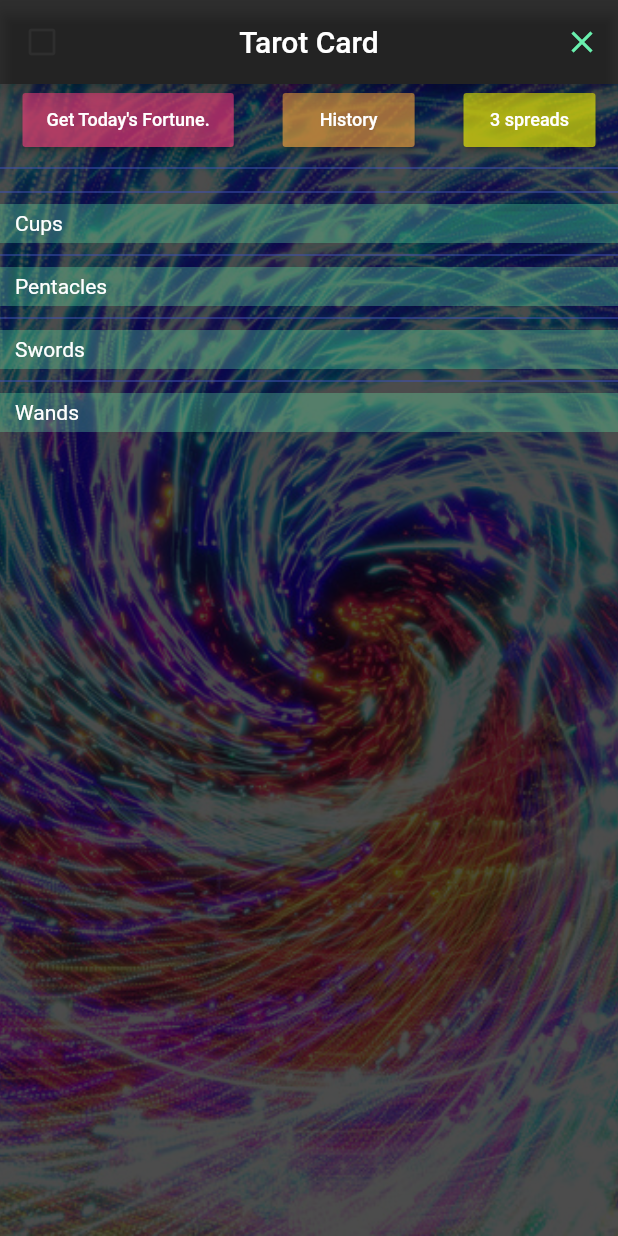
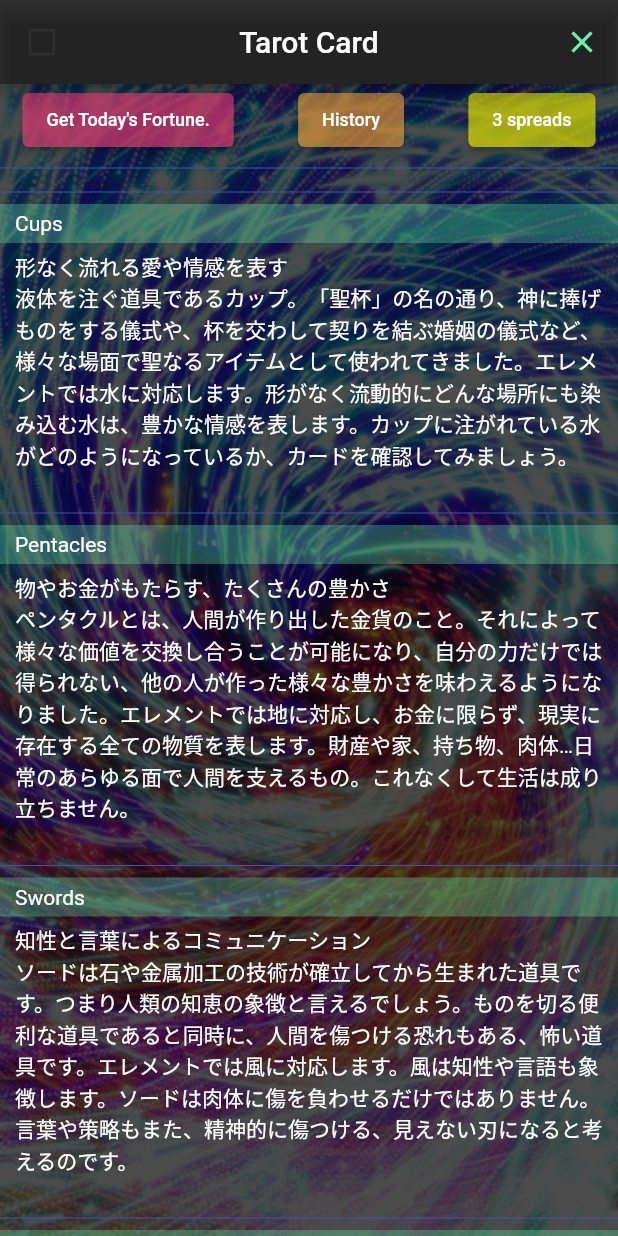
Before and after one commit to hidechy/flutter-tarot, a Flutter app: the TarotMainScreen screen opened directly, on a phone screen of 412 x 824 dp. Run offline on Flutter 3.47's test engine with Material 2 defaults, Android fonts, the light colour scheme and no system bars; network calls fail.

Commit message:
refactoring 20220122

```diff
--- a/lib/screens/TarotMainScreen.dart
+++ b/lib/screens/TarotMainScreen.dart
@@ -20,15 +20,13 @@ class TarotMainScreen extends StatefulWidget {
 class _TarotMainScreenState extends State<TarotMainScreen> {
   Utility _utility = Utility();
 
-  List<Map<dynamic, dynamic>> _tarot_cups = List();
-  List<Map<dynamic, dynamic>> _tarot_wands = List();
-  List<Map<dynamic, dynamic>> _tarot_pentacles = List();
-  List<Map<dynamic, dynamic>> _tarot_swords = List();
-  List<Map<dynamic, dynamic>> _tarot_bigs = List();
+  List<Map<dynamic, dynamic>> _tarotCups = [];
+  List<Map<dynamic, dynamic>> _tarotWands = [];
+  List<Map<dynamic, dynamic>> _tarotPentacles = [];
+  List<Map<dynamic, dynamic>> _tarotSwords = [];
+  List<Map<dynamic, dynamic>> _tarotBigs = [];
 
-  /**
-   * 初期動作
-   */
+  /// 初期動作
   @override
   void initState() {
     super.initState();
@@ -36,9 +34,7 @@ class _TarotMainScreenState extends State<TarotMainScreen> {
     _makeDefaultDisplayData();
   }
 
-  /**
-   * 初期データ作成
-   */
+  /// 初期データ作成
   void _makeDefaultDisplayData() async {
     //------------------------// cups
     String url = "http://toyohide.work/BrainLog/api/tarotcategory";
@@ -50,12 +46,12 @@ class _TarotMainScreenState extends State<TarotMainScreen> {
       Map data = jsonDecode(response.body);
 
       for (var i1 = 0; i1 < data['data'].length; i1++) {
-        var ex_data1 = (data['data'][i1]).split(':');
+        var exData1 = (data['data'][i1]).split(':');
 
         Map _map1 = Map();
-        _map1['id'] = ex_data1[0];
-        _map1['name'] = ex_data1[1];
-        _tarot_cups.add(_map1);
+        _map1['id'] = exData1[0];
+        _map1['name'] = exData1[1];
+        _tarotCups.add(_map1);
       }
     }
     //------------------------// cups
@@ -70,12 +66,12 @@ class _TarotMainScreenState extends State<TarotMainScreen> {
       Map data2 = jsonDecode(response2.body);
 
       for (var i2 = 0; i2 < data2['data'].length; i2++) {
-        var ex_data2 = (data2['data'][i2]).split(':');
+        var exData2 = (data2['data'][i2]).split(':');
 
         Map _map2 = Map();
-        _map2['id'] = ex_data2[0];
-        _map2['name'] = ex_data2[1];
-        _tarot_wands.add(_map2);
+        _map2['id'] = exData2[0];
+        _map2['name'] = exData2[1];
+        _tarotWands.add(_map2);
       }
     }
     //------------------------// wands
@@ -90,12 +86,12 @@ class _TarotMainScreenState extends State<TarotMainScreen> {
       Map data3 = jsonDecode(response3.body);
 
       for (var i3 = 0; i3 < data3['data'].length; i3++) {
-        var ex_data3 = (data3['data'][i3]).split(':');
+        var exData3 = (data3['data'][i3]).split(':');
 
         Map _map3 = Map();
-        _map3['id'] = ex_data3[0];
-        _map3['name'] = ex_data3[1];
-        _tarot_pentacles.add(_map3);
+        _map3['id'] = exData3[0];
+        _map3['name'] = exData3[1];
+        _tarotPentacles.add(_map3);
       }
     }
     //------------------------// pentacles
@@ -110,12 +106,12 @@ class _TarotMainScreenState extends State<TarotMainScreen> {
       Map data4 = jsonDecode(response4.body);
 
       for (var i4 = 0; i4 < data4['data'].length; i4++) {
-        var ex_data4 = (data4['data'][i4]).split(':');
+        var exData4 = (data4['data'][i4]).split(':');
 
         Map _map4 = Map();
-        _map4['id'] = ex_data4[0];
-        _map4['name'] = ex_data4[1];
-        _tarot_swords.add(_map4);
+        _map4['id'] = exData4[0];
+        _map4['name'] = exData4[1];
+        _tarotSwords.add(_map4);
       }
     }
     //------------------------// swords
@@ -130,12 +126,12 @@ class _TarotMainScreenState extends State<TarotMainScreen> {
       Map data5 = jsonDecode(response5.body);
 
       for (var i5 = 0; i5 < data5['data'].length; i5++) {
-        var ex_data5 = (data5['data'][i5]).split(':');
+        var exData5 = (data5['data'][i5]).split(':');
 
         Map _map5 = Map();
-        _map5['id'] = ex_data5[0];
-        _map5['name'] = ex_data5[1];
-        _tarot_bigs.add(_map5);
+        _map5['id'] = exData5[0];
+        _map5['name'] = exData5[1];
+        _tarotBigs.add(_map5);
       }
     }
     //------------------------// swords
@@ -143,9 +139,7 @@ class _TarotMainScreenState extends State<TarotMainScreen> {
     setState(() {});
   }
 
-  /**
-   *
-   */
+  ///
   @override
   Widget build(BuildContext context) {
     Size size = MediaQuery.of(context).size;
@@ -184,35 +178,41 @@ class _TarotMainScreenState extends State<TarotMainScreen> {
                   children: <Widget>[
                     Container(
                       padding: EdgeInsets.only(left: 15),
-                      child: RaisedButton(
+                      child: ElevatedButton(
+                        onPressed: () => _goDrawTarotScreen(),
                         child: Text(
                           'Get Today\'s Fortune.',
                           style: TextStyle(fontSize: 12),
                         ),
-                        color: Colors.pinkAccent.withOpacity(0.6),
-                        onPressed: () => _goDrawTarotScreen(),
+                        style: ElevatedButton.styleFrom(
+                          primary: Colors.pinkAccent.withOpacity(0.6),
+                        ),
                       ),
                     ),
                     Container(
-                      child: RaisedButton(
+                      child: ElevatedButton(
+                        onPressed: () => _goDrawTarotHistoryScreen(),
                         child: Text(
                           'History',
                           style: TextStyle(fontSize: 12),
                         ),
-                        color: Colors.orangeAccent.withOpacity(0.6),
-                        onPressed: () => _goDrawTarotHistoryScreen(),
+                        style: ElevatedButton.styleFrom(
+                          primary: Colors.orangeAccent.withOpacity(0.6),
+                        ),
                       ),
                     ),
                     Container(
                       alignment: Alignment.topLeft,
                       padding: EdgeInsets.only(right: 15),
-                      child: RaisedButton(
+                      child: ElevatedButton(
+                        onPressed: () => _goTarot3SpreadScreen(),
                         child: Text(
                           '3 spreads',
                           style: TextStyle(fontSize: 12),
                         ),
-                        color: Colors.yellowAccent.withOpacity(0.6),
-                        onPressed: () => _goTarot3SpreadScreen(),
+                        style: ElevatedButton.styleFrom(
+                          primary: Colors.yellowAccent.withOpacity(0.6),
+                        ),
                       ),
                     ),
                   ],
@@ -238,31 +238,29 @@ class _TarotMainScreenState extends State<TarotMainScreen> {
     );
   }
 
-  /**
-   *
-   */
+  ///
   Widget _dispCards({String category}) {
-    List<Widget> _list = List();
+    List<Widget> _list = [];
 
     Size size = MediaQuery.of(context).size;
 
-    List<Map> data = List();
+    List<Map> data = [];
     int devide = 4;
     switch (category) {
       case "Cups":
-        data = _tarot_cups;
+        data = _tarotCups;
         break;
       case "Pentacles":
-        data = _tarot_pentacles;
+        data = _tarotPentacles;
         break;
       case "Swords":
-        data = _tarot_swords;
+        data = _tarotSwords;
         break;
       case "Wands":
-        data = _tarot_wands;
+        data = _tarotWands;
         break;
       default:
-        data = _tarot_bigs;
+        data = _tarotBigs;
         devide = 2;
         break;
     }
@@ -272,13 +270,15 @@ class _TarotMainScreenState extends State<TarotMainScreen> {
         Container(
           width: (size.width / devide) - 10,
           padding: EdgeInsets.symmetric(horizontal: 5),
-          child: RaisedButton(
-            color: Colors.blueAccent.withOpacity(0.6),
+          child: ElevatedButton(
+            onPressed: () => _goTarotDetailScreen(id: data[i]['id']),
             child: Text(
               '${data[i]['name']}',
               style: TextStyle(fontSize: 10),
             ),
-            onPressed: () => _goTarotDetailScreen(id: data[i]['id']),
+            style: ElevatedButton.styleFrom(
+              primary: Colors.blueAccent.withOpacity(0.6),
+            ),
           ),
         ),
       );
@@ -292,8 +292,11 @@ class _TarotMainScreenState extends State<TarotMainScreen> {
                 decoration:
                     BoxDecoration(color: Colors.greenAccent.withOpacity(0.3)),
                 padding: EdgeInsets.only(left: 10, top: 5, bottom: 5),
-                child: Text('${category}'),
+                child: Text(category),
               )
+            : Container(),
+        (category != "")
+            ? _dispCategoryExplanation(category: category)
             : Container(),
         Wrap(
           children: _list,
@@ -302,9 +305,46 @@ class _TarotMainScreenState extends State<TarotMainScreen> {
     );
   }
 
-  /**
-   *
-   */
+  ///
+  Widget _dispCategoryExplanation({String category}) {
+    var _cateMsg1 = "";
+    var _cateMsg2 = "";
+    switch (category) {
+      case "Cups":
+        _cateMsg1 = "形なく流れる愛や情感を表す";
+        _cateMsg2 =
+            "液体を注ぐ道具であるカップ。「聖杯」の名の通り、神に捧げものをする儀式や、杯を交わして契りを結ぶ婚姻の儀式など、様々な場面で聖なるアイテムとして使われてきました。エレメントでは水に対応します。形がなく流動的にどんな場所にも染み込む水は、豊かな情感を表します。カップに注がれている水がどのようになっているか、カードを確認してみましょう。";
+        break;
+      case "Pentacles":
+        _cateMsg1 = "物やお金がもたらす、たくさんの豊かさ";
+        _cateMsg2 =
+            "ペンタクルとは、人間が作り出した金貨のこと。それによって様々な価値を交換し合うことが可能になり、自分の力だけでは得られない、他の人が作った様々な豊かさを味わえるようになりました。エレメントでは地に対応し、お金に限らず、現実に存在する全ての物質を表します。財産や家、持ち物、肉体…日常のあらゆる面で人間を支えるもの。これなくして生活は成り立ちません。";
+        break;
+      case "Swords":
+        _cateMsg1 = "知性と言葉によるコミュニケーション";
+        _cateMsg2 =
+            "ソードは石や金属加工の技術が確立してから生まれた道具です。つまり人類の知恵の象徴と言えるでしょう。ものを切る便利な道具であると同時に、人間を傷つける恐れもある、怖い道具です。エレメントでは風に対応します。風は知性や言語も象徴します。ソードは肉体に傷を負わせるだけではありません。言葉や策略もまた、精神的に傷つける、見えない刃になると考えるのです。";
+        break;
+      case "Wands":
+        _cateMsg1 = "人間の生命力と行動力、生きる力を支える";
+        _cateMsg2 =
+            "ワンドとは棍棒のことで、人類が最も古くから用いてきた道具です。食事の際の火おこしに用いたり、護身用の武器となったり、住居を作る材料となったりしてきました。人類の衣食住、生命を支える、最も重要なアイテムと言えるでしょう。エレメントでは火に対応し、人間の生命力や、「何かをやりたい」という情熱、「打ち勝って手に入れたい」という闘争心を表します。";
+        break;
+    }
+
+    return Container(
+      padding: EdgeInsets.only(left: 10, right: 10, top: 5, bottom: 20),
+      child: Column(
+        crossAxisAlignment: CrossAxisAlignment.start,
+        children: <Widget>[
+          Text(_cateMsg1),
+          Text(_cateMsg2),
+        ],
+      ),
+    );
+  }
+
+  ///
   void _goDrawTarotScreen() {
     Navigator.push(
       context,
@@ -314,9 +354,7 @@ class _TarotMainScreenState extends State<TarotMainScreen> {
     );
   }
 
-  /**
-   *
-   */
+  ///
   void _goDrawTarotHistoryScreen() {
     Navigator.push(
       context,
@@ -326,9 +364,7 @@ class _TarotMainScreenState extends State<TarotMainScreen> {
     );
   }
 
-  /**
-   *
-   */
+  ///
   void _goTarotDetailScreen({id}) {
     Navigator.push(
       context,
@@ -340,10 +376,8 @@ class _TarotMainScreenState extends State<TarotMainScreen> {
     );
   }
 
-  /**
-   *
-   */
-  void _goTarot3SpreadScreen({id}) {
+  ///
+  void _goTarot3SpreadScreen() {
     Navigator.push(
       context,
       MaterialPageRoute(
--- a/lib/utilities/utility.dart
+++ b/lib/utilities/utility.dart
@@ -1,15 +1,8 @@
 import 'package:flutter/material.dart';
-import 'package:intl/intl.dart';
-
-import '../main.dart';
 
 class Utility {
-  /**
-   * 背景取得
-   */
+  /// 背景取得
   Widget getBackGround({context}) {
-    Size size = MediaQuery.of(context).size;
-
     return Image.asset(
       'assets/image/bg.jpg',
       fit: BoxFit.fitHeight,
```
Also changed, not shown: lib/screens/DrawTarotHistoryScreen.dart (+7 -19 lines), lib/screens/DrawTarotScreen.dart (+15 -23 lines), lib/screens/LoginScreen.dart (+34 -19 lines), lib/screens/Tarot3SpreadScreen.dart (+23 -37 lines), lib/screens/TarotDetailScreen.dart (+5 -14 lines), pubspec.lock.
